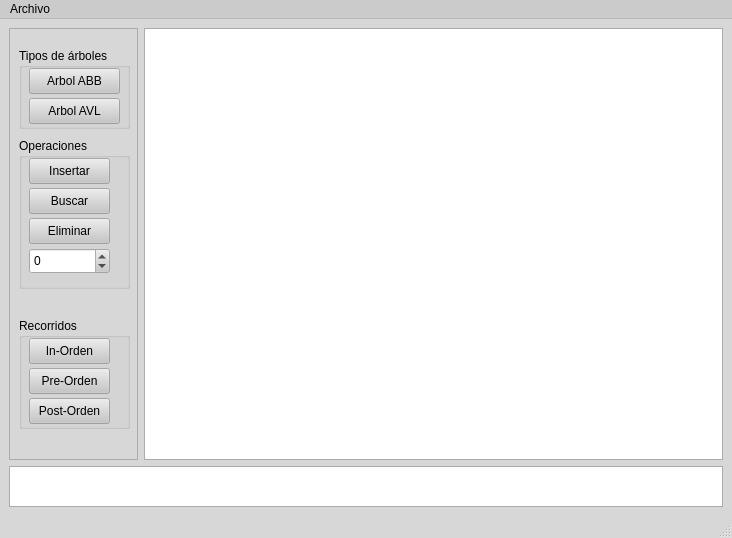
Before: the Qt Designer form interfaz.ui in D10nVarr/proyecto_2ED_arboles_, drawn with Qt 5.
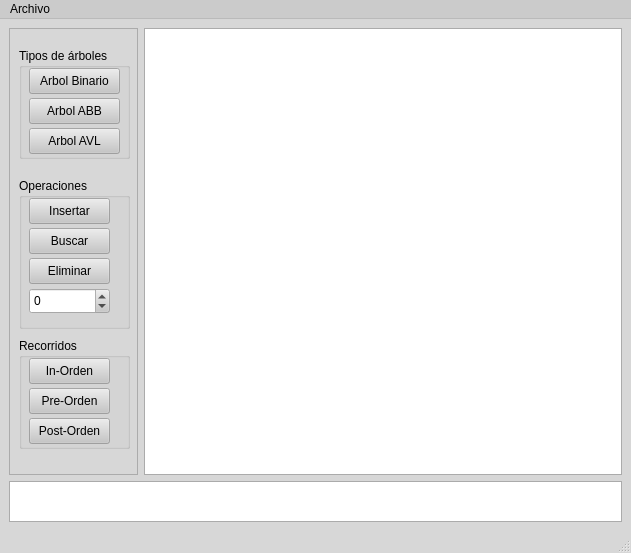
After: the same form once the commit is applied.

Commit message: agregado de la interfaz y boton de arbol binario

The edit to the form file:
```diff
--- a/interfaz.ui
+++ b/interfaz.ui
@@ -9,8 +9,8 @@
    <rect>
     <x>0</x>
     <y>0</y>
-    <width>732</width>
-    <height>538</height>
+    <width>631</width>
+    <height>553</height>
    </rect>
   </property>
   <property name="palette">
@@ -495,7 +495,7 @@
       <property name="minimumSize">
        <size>
         <width>129</width>
-        <height>419</height>
+        <height>434</height>
        </size>
       </property>
       <property name="font">
@@ -515,7 +515,7 @@
          <x>10</x>
          <y>20</y>
          <width>111</width>
-         <height>81</height>
+         <height>111</height>
         </rect>
        </property>
        <property name="palette">
@@ -558,7 +558,7 @@
         <property name="geometry">
          <rect>
           <x>10</x>
-          <y>20</y>
+          <y>50</y>
           <width>91</width>
           <height>26</height>
          </rect>
@@ -571,7 +571,7 @@
         <property name="geometry">
          <rect>
           <x>10</x>
-          <y>50</y>
+          <y>80</y>
           <width>91</width>
           <height>26</height>
          </rect>
@@ -580,12 +580,25 @@
          <string>Arbol AVL</string>
         </property>
        </widget>
+       <widget class="QPushButton" name="BTarbol_bin">
+        <property name="geometry">
+         <rect>
+          <x>10</x>
+          <y>20</y>
+          <width>91</width>
+          <height>26</height>
+         </rect>
+        </property>
+        <property name="text">
+         <string>Arbol Binario</string>
+        </property>
+       </widget>
       </widget>
       <widget class="QGroupBox" name="groupBox_2">
        <property name="geometry">
         <rect>
          <x>10</x>
-         <y>110</y>
+         <y>150</y>
          <width>111</width>
          <height>151</height>
         </rect>
@@ -653,7 +666,7 @@
        <property name="geometry">
         <rect>
          <x>10</x>
-         <y>290</y>
+         <y>310</y>
          <width>111</width>
          <height>111</height>
         </rect>
@@ -723,7 +736,7 @@
     <rect>
      <x>0</x>
      <y>0</y>
-     <width>732</width>
+     <width>631</width>
      <height>33</height>
     </rect>
    </property>
```
Left out of the diff: 26 changed lines with no effect on the pictures. The commit also changes 2 other files.
